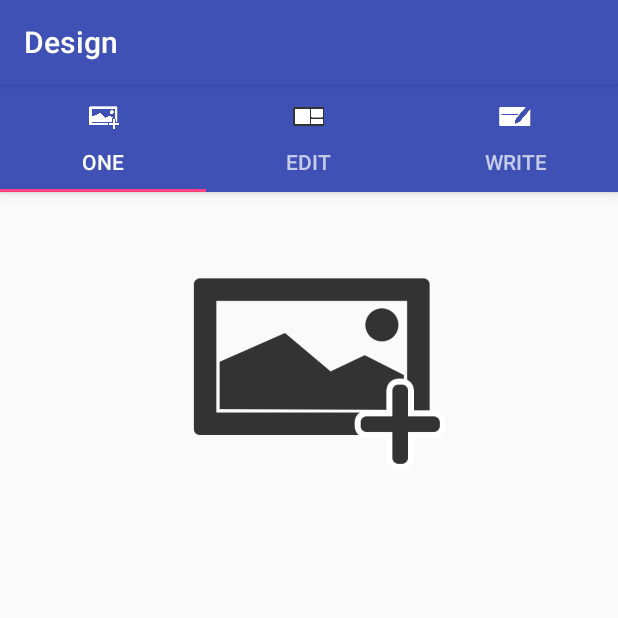
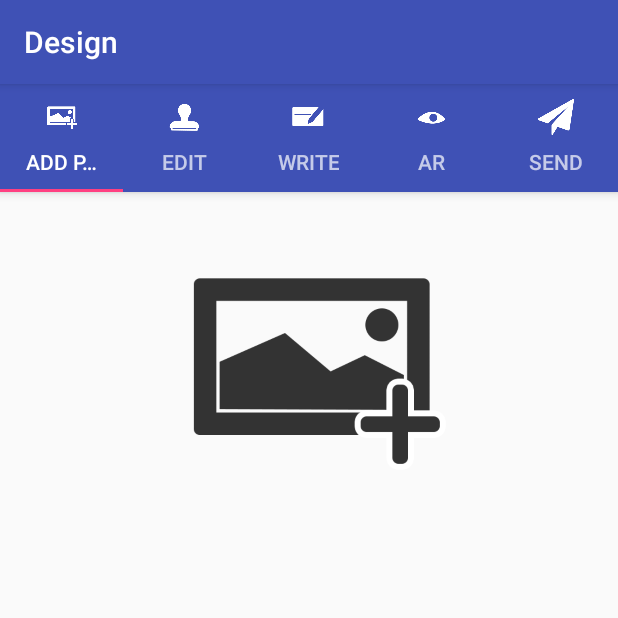
Before and after one commit to roytang121/AnnieFYP-PostCard3, an Android app: the DesignPostCardsActivity screen opened directly, with no data from a screen before it, on a phone screen of 412 x 824 dp, the top half of it. Run offline under Robolectric (Android 15) with nearby library versions, the phone set to English and light mode, and no system bars; libraries missing offline, so code that uses them is left out: com.kbeanie.imagechooser, uk.co.senab; 6 statements that could not run were skipped.

Commit message:
updated images again

```diff
--- a/app/src/main/AndroidManifest.xml
+++ b/app/src/main/AndroidManifest.xml
@@ -83,6 +83,11 @@
         <activity android:name=".activity.DesignPostCardsActivity"
             android:label="@string/Design_postcards"/>
         <activity android:name=".activity.EditMessageActivity" android:label="Message"/>
+        <!-- ATTENTION: This was auto-generated to add Google Play services to your project for
+             App Indexing.  See https://g.co/AppIndexing/AndroidStudio for more information. -->
+        <meta-data
+            android:name="com.google.android.gms.version"
+            android:value="@integer/google_play_services_version" />
     </application>
 
 </manifest>
--- a/app/src/main/java/com/example/user/anniefyppostcard/activity/DesignPostCardsActivity.java
+++ b/app/src/main/java/com/example/user/anniefyppostcard/activity/DesignPostCardsActivity.java
@@ -1,5 +1,6 @@
 package com.example.user.anniefyppostcard.activity;
 
+import android.net.Uri;
 import android.os.Bundle;
 import android.support.design.widget.TabLayout;
 import android.support.v4.app.Fragment;
@@ -10,21 +11,28 @@ import android.support.v7.app.AppCompatActivity;
 
 import com.example.user.anniefyppostcard.R;
 import com.example.user.anniefyppostcard.fragments.AddPhotoFragment;
+import com.example.user.anniefyppostcard.fragments.FiveFragment;
+import com.example.user.anniefyppostcard.fragments.FourFragment;
 import com.example.user.anniefyppostcard.fragments.ThreeFragment;
 import com.example.user.anniefyppostcard.fragments.TwoFragment;
+import com.google.android.gms.appindexing.Action;
+import com.google.android.gms.appindexing.AppIndex;
+import com.google.android.gms.common.api.GoogleApiClient;
 
 import java.util.ArrayList;
 import java.util.List;
 
 public class DesignPostCardsActivity extends AppCompatActivity {
 
-//    private Toolbar toolbar;
+    //    private Toolbar toolbar;
     private TabLayout tabLayout;
     private ViewPager viewPager;
     private int[] tabIcons = {
             R.drawable.add_image_icon_white,
-            R.drawable.style_icon,
-            R.drawable.write_postcard_icon_white
+            R.drawable.edit_icon_white,
+            R.drawable.write_postcard_icon_white,
+            R.drawable.ar_icon_white,
+            R.drawable.mdpi_send,
     };
 
     @Override
@@ -48,13 +56,17 @@ public class DesignPostCardsActivity extends AppCompatActivity {
         tabLayout.getTabAt(0).setIcon(tabIcons[0]);
         tabLayout.getTabAt(1).setIcon(tabIcons[1]);
         tabLayout.getTabAt(2).setIcon(tabIcons[2]);
+        tabLayout.getTabAt(3).setIcon(tabIcons[3]);
+        tabLayout.getTabAt(4).setIcon(tabIcons[4]);
     }
 
     private void setupViewPager(ViewPager viewPager) {
         ViewPagerAdapter adapter = new ViewPagerAdapter(getSupportFragmentManager());
-        adapter.addFrag(new AddPhotoFragment(), "One");
+        adapter.addFrag(new AddPhotoFragment(), "Add photos");
         adapter.addFrag(new TwoFragment(), "Edit");
         adapter.addFrag(new ThreeFragment(), "Write");
+        adapter.addFrag(new FourFragment(), "AR");
+        adapter.addFrag(new FiveFragment(), "Send");
         viewPager.setAdapter(adapter);
     }
 
--- /dev/null
+++ b/app/src/main/java/com/example/user/anniefyppostcard/fragments/FiveFragment.java
@@ -0,0 +1,13 @@
+package com.example.user.anniefyppostcard.fragments;
+
+import android.support.v4.app.Fragment;
+
+
+/**
+ * Created by user on 15/3/2016.
+ */
+public class FiveFragment extends Fragment {
+    public FiveFragment() {
+        // Required empty public constructor
+    }
+}
--- /dev/null
+++ b/app/src/main/java/com/example/user/anniefyppostcard/fragments/FourFragment.java
@@ -0,0 +1,15 @@
+package com.example.user.anniefyppostcard.fragments;
+
+import android.support.v4.app.Fragment;
+
+
+
+/**
+ * Created by user on 15/3/2016.
+ */
+
+public class FourFragment extends Fragment{
+    public FourFragment() {
+        // Required empty public constructor
+    }
+}
--- a/app/src/main/java/com/example/user/anniefyppostcard/fragments/ThreeFragment.java
+++ b/app/src/main/java/com/example/user/anniefyppostcard/fragments/ThreeFragment.java
@@ -25,7 +25,7 @@ public class ThreeFragment extends Fragment {
     @Override
     public View onCreateView(LayoutInflater inflater, ViewGroup container,
                              Bundle savedInstanceState) {
-        View root = inflater.inflate(R.layout.fragment_three, container, false);
+        View root = inflater.inflate(R.layout.fragment_write, container, false);
 
         View writeButton =  root.findViewById(R.id.writeButton);
         writeButton.setOnClickListener(new View.OnClickListener() {
--- a/app/src/main/java/com/example/user/anniefyppostcard/fragments/TwoFragment.java
+++ b/app/src/main/java/com/example/user/anniefyppostcard/fragments/TwoFragment.java
@@ -39,7 +39,7 @@ public class TwoFragment extends Fragment implements PostCardControllerDelegate
     public View onCreateView(LayoutInflater inflater, ViewGroup container,
                              Bundle savedInstanceState) {
         // Inflate the layout for this fragment
-        View root = inflater.inflate(R.layout.fragment_two, container, false);
+        View root = inflater.inflate(R.layout.fragment_edit, container, false);
 
         /* set up photoview and attacher */
         photoView = (PhotoView) root.findViewById(R.id.photoView);
```
Also changed, not shown: app/src/main/java/com/example/user/anniefyppostcard/fragments/EditAdressFragment.java (added, +29 -0 lines), app/src/main/res/layout/fragment_ar.xml (added, +15 -0 lines), app/src/main/res/layout/fragment_edit_address.xml (added, +24 -0 lines), app/src/main/res/layout/fragment_send.xml (added, +15 -0 lines), app/src/main/res/drawable/ar_icon_white.PNG (added), app/src/main/res/drawable/edit_icon_white.png (added), app/src/main/res/drawable/mdpi_send.png (added), app/src/main/res/layout/fragment_edit.xml (renamed from app/src/main/res/layout/fragment_two.xml), app/src/main/res/layout/fragment_write.xml (renamed from app/src/main/res/layout/fragment_three.xml).
